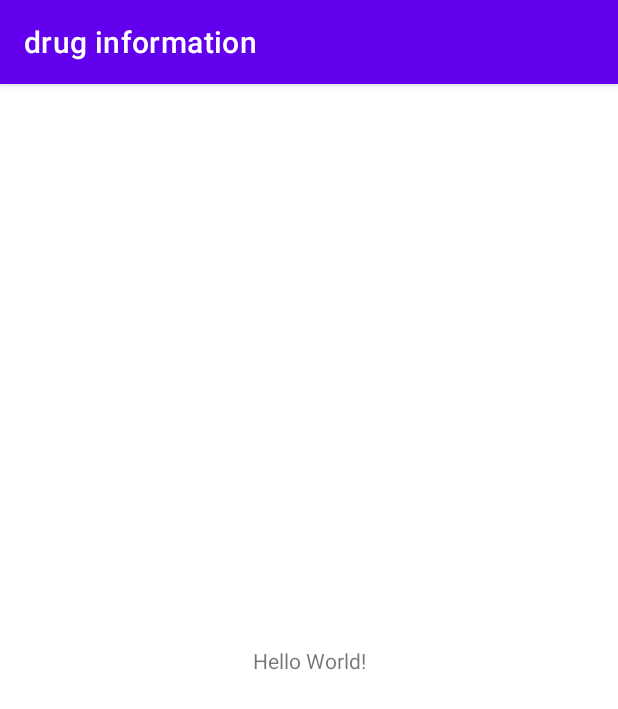
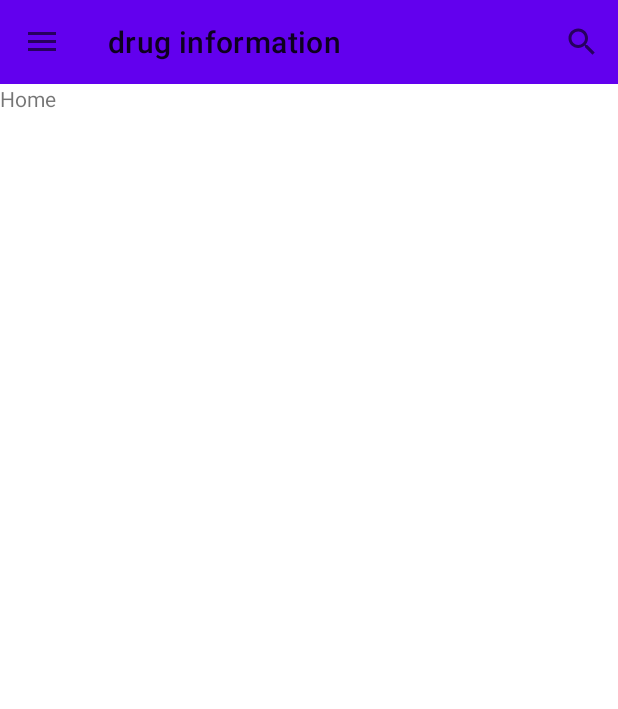
Before and after one commit to kimbongjune/druginfo, an Android app: the screen it shows after launch (MainActivity), on a phone screen of 412 x 824 dp. Shown: the top 709 px of the screen. Run offline under Robolectric (Android 15) with nearby library versions, the phone set to English and light mode, and no system bars.

Commit message:
2022-07-21. kbj druginfo viewpager2 Apply, toolbar Apply

```diff
--- a/app/build.gradle
+++ b/app/build.gradle
@@ -5,6 +5,10 @@ plugins {
 
 android {
     compileSdk 32
+
+    buildFeatures{
+        viewBinding true
+    }
 
     defaultConfig {
         applicationId "com.nocdu.druginformation"
--- a/app/src/main/AndroidManifest.xml
+++ b/app/src/main/AndroidManifest.xml
@@ -5,11 +5,8 @@
 
     <application
         android:allowBackup="true"
-        android:dataExtractionRules="@xml/data_extraction_rules"
-        android:fullBackupContent="@xml/backup_rules"
         android:icon="@mipmap/ic_launcher"
         android:label="@string/app_name"
-        android:roundIcon="@mipmap/ic_launcher_round"
         android:supportsRtl="true"
         android:theme="@style/Theme.DrugInformation"
         tools:targetApi="31">
--- /dev/null
+++ b/app/src/main/java/com/nocdu/druginformation/AlarmFragment.kt
@@ -0,0 +1,19 @@
+package com.nocdu.druginformation
+
+import android.os.Bundle
+import androidx.fragment.app.Fragment
+import android.view.LayoutInflater
+import android.view.View
+import android.view.ViewGroup
+import com.nocdu.druginformation.databinding.FragmentAlarmBinding
+import com.nocdu.druginformation.databinding.FragmentHomeBinding
+
+
+class AlarmFragment : Fragment() {
+    override fun onCreateView(
+        inflater: LayoutInflater, container: ViewGroup?,
+        savedInstanceState: Bundle?
+    ): View? {
+        return FragmentAlarmBinding.inflate(inflater, container, false).root
+    }
+}
--- /dev/null
+++ b/app/src/main/java/com/nocdu/druginformation/HomeFragment.kt
@@ -0,0 +1,18 @@
+package com.nocdu.druginformation
+
+import android.os.Bundle
+import androidx.fragment.app.Fragment
+import android.view.LayoutInflater
+import android.view.View
+import android.view.ViewGroup
+import com.nocdu.druginformation.databinding.FragmentHomeBinding
+
+class HomeFragment : Fragment() {
+    override fun onCreateView(
+        inflater: LayoutInflater, container: ViewGroup?,
+        savedInstanceState: Bundle?
+    ): View? {
+        val binding = FragmentHomeBinding.inflate(inflater, container, false)
+        return binding.root
+    }
+}
--- /dev/null
+++ b/app/src/main/java/com/nocdu/druginformation/InfoFragment.kt
@@ -0,0 +1,19 @@
+package com.nocdu.druginformation
+
+import android.os.Bundle
+import androidx.fragment.app.Fragment
+import android.view.LayoutInflater
+import android.view.View
+import android.view.ViewGroup
+import com.nocdu.druginformation.databinding.FragmentInfoBinding
+import com.nocdu.druginformation.databinding.FragmentSearchBinding
+
+
+class InfoFragment : Fragment() {
+    override fun onCreateView(
+        inflater: LayoutInflater, container: ViewGroup?,
+        savedInstanceState: Bundle?
+    ): View? {
+        return FragmentInfoBinding.inflate(inflater, container, false).root
+    }
+}
--- a/app/src/main/java/com/nocdu/druginformation/MainActivity.kt
+++ b/app/src/main/java/com/nocdu/druginformation/MainActivity.kt
@@ -2,10 +2,76 @@ package com.nocdu.druginformation
 
 import androidx.appcompat.app.AppCompatActivity
 import android.os.Bundle
+import android.util.Log
+import android.view.Menu
+import android.view.MenuItem
+import androidx.appcompat.app.ActionBarDrawerToggle
+import androidx.appcompat.widget.SearchView
+import androidx.fragment.app.Fragment
+import androidx.fragment.app.FragmentActivity
+import androidx.viewpager2.adapter.FragmentStateAdapter
+import androidx.viewpager2.widget.ViewPager2
+import com.nocdu.druginformation.databinding.ActivityMainBinding
 
 class MainActivity : AppCompatActivity() {
+
+    lateinit var toggle : ActionBarDrawerToggle
+
+    class MyFragmentPagerAdapter(activity: FragmentActivity): FragmentStateAdapter(activity){
+        val fragments : List<Fragment>
+        init {
+            fragments = listOf(HomeFragment(), SearchFragment(), AlarmFragment(), InfoFragment())
+        }
+
+        override fun getItemCount(): Int {
+            return fragments.size
+        }
+
+        override fun createFragment(position: Int): Fragment {
+            return fragments[position]
+        }
+    }
+
     override fun onCreate(savedInstanceState: Bundle?) {
         super.onCreate(savedInstanceState)
-        setContentView(R.layout.activity_main)
+        val binding = ActivityMainBinding.inflate(layoutInflater)
+
+        setSupportActionBar(binding.toolbar)
+        toggle = ActionBarDrawerToggle(this, binding.drawer, R.string.drawer_opened, R.string.drawer_closed)
+        supportActionBar?.setDisplayHomeAsUpEnabled(true)
+        toggle.syncState()
+
+        val adapter = MyFragmentPagerAdapter(this)
+        binding.viewPager.adapter = adapter
+        binding.viewPager.orientation = ViewPager2.ORIENTATION_HORIZONTAL
+        setContentView(binding.root)
+    }
+
+    override fun onCreateOptionsMenu(menu: Menu?): Boolean {
+        val infrater = menuInflater
+        infrater.inflate(R.menu.menu_main, menu)
+
+        val menuItem = menu?.findItem(R.id.menu_search)
+        val searchView = menuItem?.actionView as SearchView
+
+        searchView.setOnQueryTextListener(object : SearchView.OnQueryTextListener{
+            override fun onQueryTextSubmit(query: String?): Boolean {
+                Log.e("TAG", "typingText = ${query}")
+                return true
+            }
+
+            override fun onQueryTextChange(newText: String?): Boolean {
+                return true
+            }
+
+        })
+        return true
+    }
+
+    override fun onOptionsItemSelected(item: MenuItem): Boolean {
+        if(toggle.onOptionsItemSelected(item)){
+            return true
+        }
+        return super.onOptionsItemSelected(item)
     }
 }
--- /dev/null
+++ b/app/src/main/java/com/nocdu/druginformation/SearchFragment.kt
@@ -0,0 +1,18 @@
+package com.nocdu.druginformation
+
+import android.os.Bundle
+import androidx.fragment.app.Fragment
+import android.view.LayoutInflater
+import android.view.View
+import android.view.ViewGroup
+import com.nocdu.druginformation.databinding.FragmentHomeBinding
+import com.nocdu.druginformation.databinding.FragmentSearchBinding
+
+class SearchFragment : Fragment() {
+    override fun onCreateView(
+        inflater: LayoutInflater, container: ViewGroup?,
+        savedInstanceState: Bundle?
+    ): View? {
+        return FragmentSearchBinding.inflate(inflater, container, false).root
+    }
+}
--- a/app/src/main/res/layout/activity_main.xml
+++ b/app/src/main/res/layout/activity_main.xml
@@ -1,18 +1,37 @@
 <?xml version="1.0" encoding="utf-8"?>
-<androidx.constraintlayout.widget.ConstraintLayout xmlns:android="http://schemas.android.com/apk/res/android"
+<androidx.drawerlayout.widget.DrawerLayout xmlns:android="http://schemas.android.com/apk/res/android"
     xmlns:app="http://schemas.android.com/apk/res-auto"
+    android:id="@+id/drawer"
     xmlns:tools="http://schemas.android.com/tools"
     android:layout_width="match_parent"
     android:layout_height="match_parent"
     tools:context=".MainActivity">
 
+    <LinearLayout
+        android:layout_width="match_parent"
+        android:layout_height="match_parent"
+        android:orientation="vertical">
+        <androidx.appcompat.widget.Toolbar
+            android:id="@+id/toolbar"
+            android:layout_width="match_parent"
+            android:layout_height="wrap_content"
+            android:background="?attr/colorPrimary"/>
+        <androidx.viewpager2.widget.ViewPager2
+            android:id="@+id/viewPager"
+            android:layout_width="match_parent"
+            android:layout_height="match_parent"/>
+    </LinearLayout>
+
     <TextView
-        android:layout_width="wrap_content"
-        android:layout_height="wrap_content"
-        android:text="Hello World!"
-        app:layout_constraintBottom_toBottomOf="parent"
-        app:layout_constraintEnd_toEndOf="parent"
-        app:layout_constraintStart_toStartOf="parent"
-        app:layout_constraintTop_toTopOf="parent" />
+        android:layout_width="300dp"
+        android:layout_height="match_parent"
+        android:layout_gravity="start"
+        android:background="#FF0000"
+        android:fitsSystemWindows="true"
+        android:gravity="center_horizontal"
+        android:text="I am Drawer"
+        android:textColor="#FFFFFF"
+        android:textSize="20dp"
+        android:textStyle="bold"/>
 
-</androidx.constraintlayout.widget.ConstraintLayout>
+</androidx.drawerlayout.widget.DrawerLayout>
--- /dev/null
+++ b/app/src/main/res/layout/fragment_home.xml
@@ -0,0 +1,14 @@
+<?xml version="1.0" encoding="utf-8"?>
+<LinearLayout xmlns:android="http://schemas.android.com/apk/res/android"
+    xmlns:tools="http://schemas.android.com/tools"
+    android:layout_width="match_parent"
+    android:layout_height="match_parent"
+    tools:context=".HomeFragment">
+
+    <!-- TODO: Update blank fragment layout -->
+    <TextView
+        android:layout_width="match_parent"
+        android:layout_height="match_parent"
+        android:text="Home" />
+
+</LinearLayout>
--- /dev/null
+++ b/app/src/main/res/menu/menu_main.xml
@@ -0,0 +1,9 @@
+<?xml version="1.0" encoding="utf-8"?>
+<menu xmlns:android="http://schemas.android.com/apk/res/android"
+    xmlns:app="http://schemas.android.com/apk/res-auto">
+    <item
+        android:id="@+id/menu_search"
+        android:title="search"
+        app:actionViewClass="androidx.appcompat.widget.SearchView"
+        app:showAsAction="always"/>
+</menu>
--- a/app/src/main/res/values/strings.xml
+++ b/app/src/main/res/values/strings.xml
@@ -1,3 +1,7 @@
 <resources>
     <string name="app_name">drug information</string>
+    <!-- TODO: Remove or change this placeholder text -->
+    <string name="drawer_opened">Opened Drawer</string>
+    <string name="drawer_closed">Closed Drawer</string>
+    <string name="hello_blank_fragment">Hello blank fragment</string>
 </resources>
--- a/app/src/main/res/values/themes.xml
+++ b/app/src/main/res/values/themes.xml
@@ -1,6 +1,6 @@
 <resources xmlns:tools="http://schemas.android.com/tools">
     <!-- Base application theme. -->
-    <style name="Theme.DrugInformation" parent="Theme.MaterialComponents.DayNight.DarkActionBar">
+    <style name="Theme.DrugInformation" parent="Theme.MaterialComponents.DayNight.NoActionBar">
         <!-- Primary brand color. -->
         <item name="colorPrimary">@color/purple_500</item>
         <item name="colorPrimaryVariant">@color/purple_700</item>
```
Also changed, not shown: app/src/main/res/layout/fragment_alarm.xml (added, +14 -0 lines), app/src/main/res/layout/fragment_info.xml (added, +14 -0 lines), app/src/main/res/layout/fragment_search.xml (added, +14 -0 lines).
